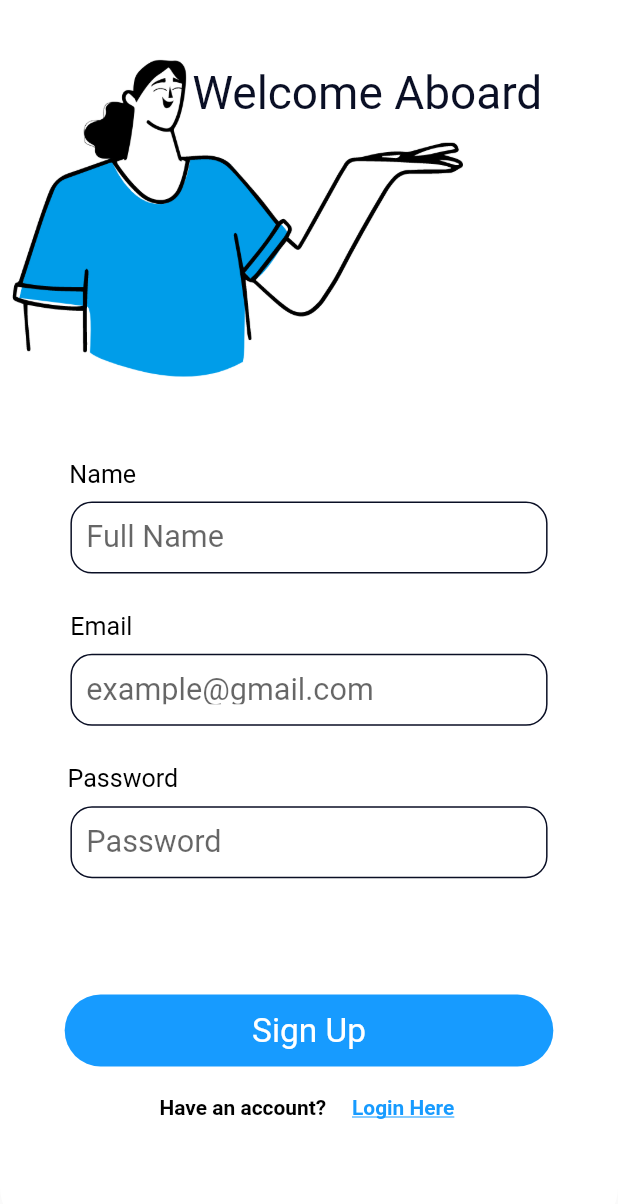
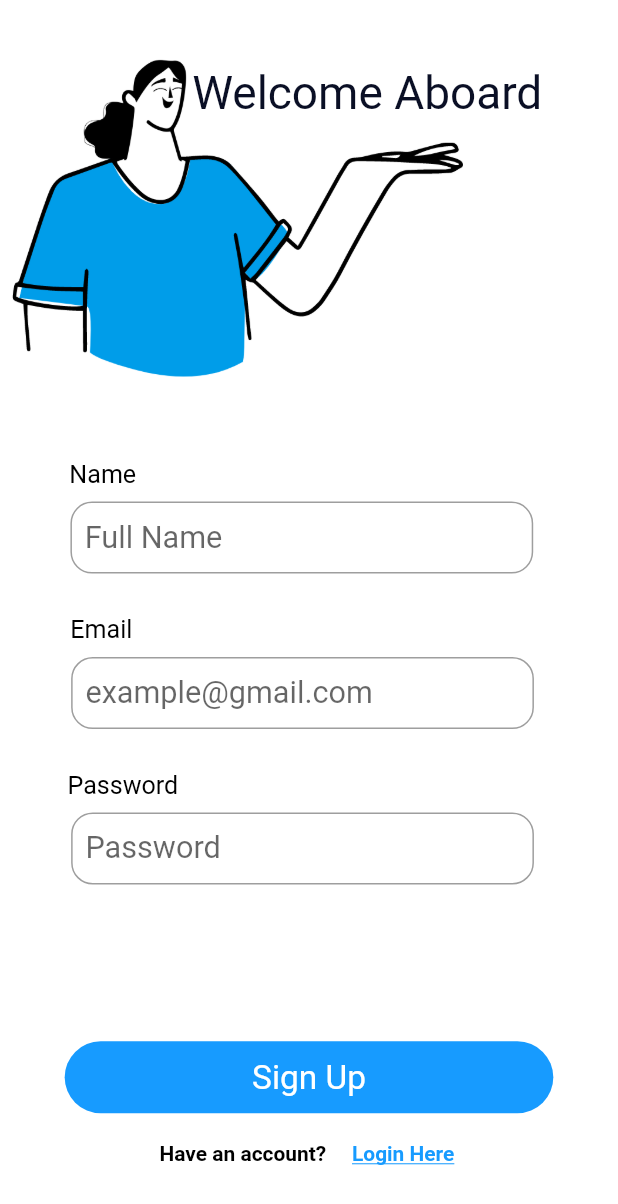
Before and after one commit to Varad-01/DrinkUp1, a Flutter app: the SignUp screen opened by its route, scrolled down 66 dp, on a phone screen of 412 x 824 dp. Shown: the top 1204 px of the screen. Run offline on Flutter 3.47's test engine with Material 2 defaults, Android fonts, the light colour scheme and no system bars; our stand-ins replace cloud_firestore, dropdown_button2, firebase_core, fluttertoast, google_fonts, google_nav_bar and 2 more; missing offline and left inert: lite_rolling_switch; accounts and stored records are empty; Roboto replaces fonts that are missing (Satoshi).

Commit message:
Update Feature added

```diff
--- a/lib/page-1/sign-up.dart
+++ b/lib/page-1/sign-up.dart
@@ -113,15 +113,13 @@ class _SignUpState extends State<SignUp> {
                   ),
                 ),
                 Container(
+                  margin: EdgeInsets.fromLTRB(0*fem, 0*fem, 10*fem, 0*fem),
+                  width: 322*fem,
+                  height: 75,
+                  child: SizedBox(
                     // frame2CfM (1:86)
-                  margin: EdgeInsets.fromLTRB(49*fem, 0*fem, 49*fem, 26*fem),
-                  padding: EdgeInsets.fromLTRB(10*fem, 13*fem, 10*fem, 12*fem),
-                  width: double.infinity,
-                  height: 48,
-                  decoration: BoxDecoration (
-                    border: Border.all(color: const Color(0xff0a0f25)),
-                    borderRadius: BorderRadius.circular(15*fem),
-                  ),
+                    width: 322*fem,
+                    height: 75,
                     child: TextFormField(
                       keyboardType: TextInputType.name,
                       controller: _nameController,
@@ -136,10 +134,12 @@ class _SignUpState extends State<SignUp> {
                         }
                         return null;
                       },
-                    decoration: const InputDecoration(
-                        border: InputBorder.none,
+                      decoration: InputDecoration(
+                        border: OutlineInputBorder(
+                          borderRadius: BorderRadius.circular(15*fem),
+                        ),
                           hintText: 'Full Name',
-                        contentPadding: EdgeInsets.symmetric(vertical: 7.5),
+                          contentPadding: EdgeInsets.symmetric(vertical: 7.5,horizontal: 9.5),
                       ),
                       style: TextStyle(
                         fontFamily: 'Satoshi',
@@ -150,8 +150,9 @@ class _SignUpState extends State<SignUp> {
                       ),
                     ),
                   ),
+                ),
                 Container(
-                  // emailavo (1:
+                  // emailavo (1:98)
                   margin: EdgeInsets.fromLTRB(0*fem, 0*fem, 289*fem, 9*fem),
                   child: Text(
                     'Email',
@@ -166,14 +167,12 @@ class _SignUpState extends State<SignUp> {
                 ),
                 Container(
                   // frame9gU3 (1:96)
-                  margin: EdgeInsets.fromLTRB(49*fem, 0*fem, 49*fem, 26*fem),
-                  padding: EdgeInsets.fromLTRB(10*fem, 13*fem, 10*fem, 12*fem),
-                  width: double.infinity,
-                  height: 48,
-                  decoration: BoxDecoration (
-                    border: Border.all(color: const Color(0xff0a0f25)),
-                    borderRadius: BorderRadius.circular(15*fem),
-                  ),
+                  margin: EdgeInsets.fromLTRB(40*fem, 0*fem, 49*fem, 0*fem),
+                  width: 322*fem,
+                  height: 75,
+                  child: SizedBox(
+                    width: 322*fem,
+                    height: 75,
                     child: TextFormField(
                       keyboardType: TextInputType.emailAddress,
                       controller: _emailController,
@@ -188,10 +187,12 @@ class _SignUpState extends State<SignUp> {
                         }
                         return null;
                       },
-                    decoration: const InputDecoration(
-                      border: InputBorder.none,
+                      decoration: InputDecoration(
+                        border: OutlineInputBorder(
+                          borderRadius: BorderRadius.circular(15*fem),
+                        ),
                         hintText: 'example@gmail.com',
-                      contentPadding: EdgeInsets.symmetric(vertical: 7.5),
+                        contentPadding: EdgeInsets.symmetric(vertical: 7.5,horizontal: 9.5),
                       ),
                       style: TextStyle(
                         fontFamily: 'Satoshi',
@@ -199,6 +200,7 @@ class _SignUpState extends State<SignUp> {
                         fontWeight: FontWeight.w400,
                         height: 1.2368751102*ffem/fem,
                         color: const Color(0xff6e7180),
+                      ),
                     ),
                   ),
                 ),
@@ -218,23 +220,34 @@ class _SignUpState extends State<SignUp> {
                 ),
                 Container(
                   // frame8d1u (1:88)
-                  margin: EdgeInsets.fromLTRB(49*fem, 0*fem, 49*fem, 81*fem),
-                  padding: EdgeInsets.fromLTRB(10*fem, 13*fem, 10*fem, 12*fem),
-                  width: double.infinity,
-                  height: 48,
-                  decoration: BoxDecoration (
-                    border: Border.all(color: const Color(0xff0a0f25)),
-                    borderRadius: BorderRadius.circular(15*fem),
-                  ),
+                  margin: EdgeInsets.fromLTRB(40*fem, 0*fem, 49*fem, 81*fem),
+                  width: 322*fem,
+                  height: 75,
+                  child: SizedBox(
+                    width: 322*fem,
+                    height: 75,
                     child: TextFormField(
                       keyboardType: TextInputType.visiblePassword,
                       controller: _passwordController,
+                      autovalidateMode:
+                      AutovalidateMode.onUserInteraction,
+                      validator: (value) {
+                        RegExp regExp = new RegExp('^(?=.*[a-z])(?=.*[A-Z])(?=.*\d)[a-zA-Z\d]{8,}');
+                        if (value!.length == 0) {
+                          return 'Please enter a password';
+                        } else if (!regExp.hasMatch(value)) {
+                          return 'Please enter a strong name';
+                        }
+                        return null;
+                      },
                       obscureText: true,
                       obscuringCharacter: "*",
-                    decoration: const InputDecoration(
-                      border: InputBorder.none,
+                      decoration: InputDecoration(
+                        border: OutlineInputBorder(
+                          borderRadius: BorderRadius.circular(15*fem),
+                        ),
                         hintText: 'Password',
-                      contentPadding: EdgeInsets.symmetric(vertical: 7.5),
+                        contentPadding: EdgeInsets.symmetric(vertical: 7.5,horizontal: 9.5),
                       ),
                       style: TextStyle(
                         fontFamily: 'Satoshi',
@@ -242,6 +255,7 @@ class _SignUpState extends State<SignUp> {
                         fontWeight: FontWeight.w400,
                         height: 1.2368751102*ffem/fem,
                         color: const Color(0xff6e7180),
+                      ),
                     ),
                   ),
                 ),
--- a/lib/page-1/starting-page-01.dart
+++ b/lib/page-1/starting-page-01.dart
@@ -1,3 +1,4 @@
+import 'package:cloud_firestore/cloud_firestore.dart';
 import 'package:dropdown_button2/dropdown_button2.dart';
 import 'package:flutter/material.dart';
 import 'package:flutter/gestures.dart';
@@ -194,7 +195,6 @@ class _StartPage2State extends State<StartPage2> {
                           return null;
                         },
                         decoration:  InputDecoration(
-
                           border: OutlineInputBorder(
                             borderRadius: BorderRadius.circular(15*fem),
                           ),
@@ -589,8 +589,9 @@ class _StartPage2State extends State<StartPage2> {
                         ),
                         child: TextButton(
                           onPressed: (){
-                            if (_isTextFieldEmpty){ToastMsg('Please fill above details');}
-                            else{Navigator.pushNamed(context, '/main2');}
+                            final weight = _weightController.text;
+                            // Navigator.pushNamed(context, '/main2');
+                            createUser(weight: weight,);
                           },
                           // style: ,
                           child: Text(
@@ -616,4 +617,19 @@ class _StartPage2State extends State<StartPage2> {
       ),
     );
   }
+  Future createUser({required String weight}) async{
+
+    final docUser= FirebaseFirestore.instance.collection('users').doc();
+
+    final json = {
+      'weight' : weight,
+    };
+    try {
+      await docUser.set(json);
+      Navigator.pushNamed(context, '/main2');
+    }on FirebaseException catch(e)
+    {
+      print(e);
+    }
+  }
 }
```
Lines whose indentation alone changed are shown as unchanged.
